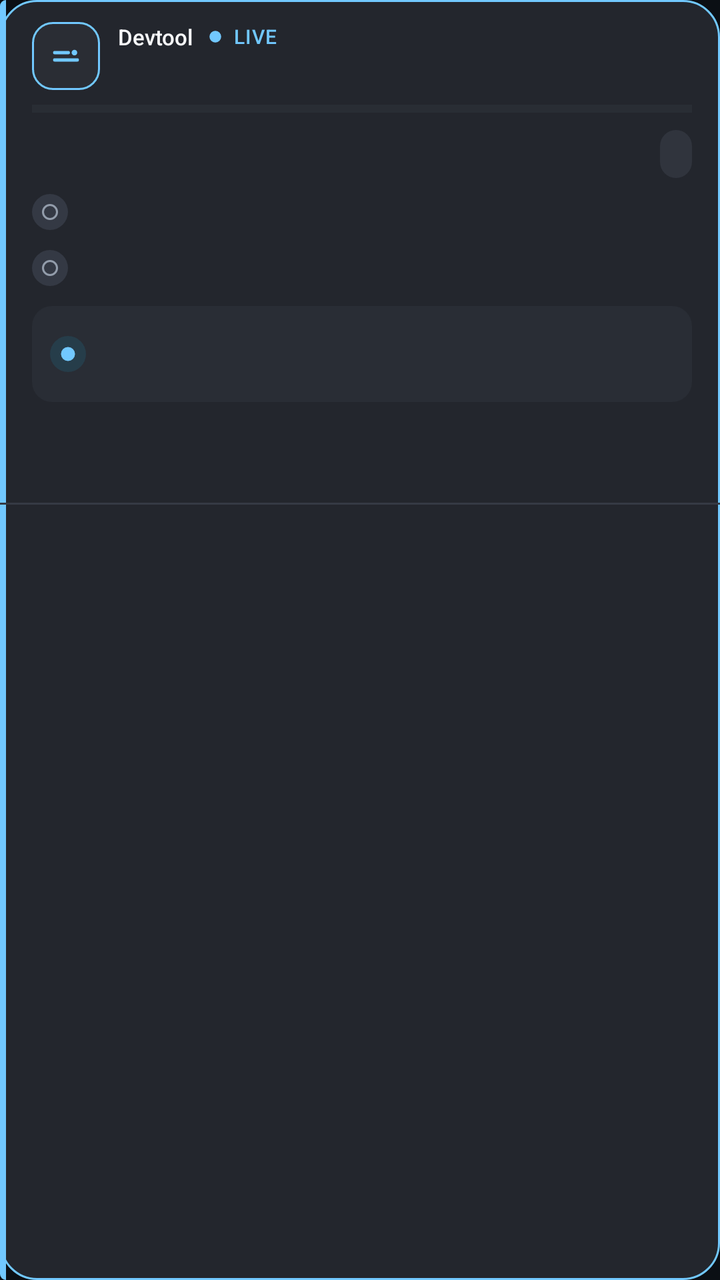
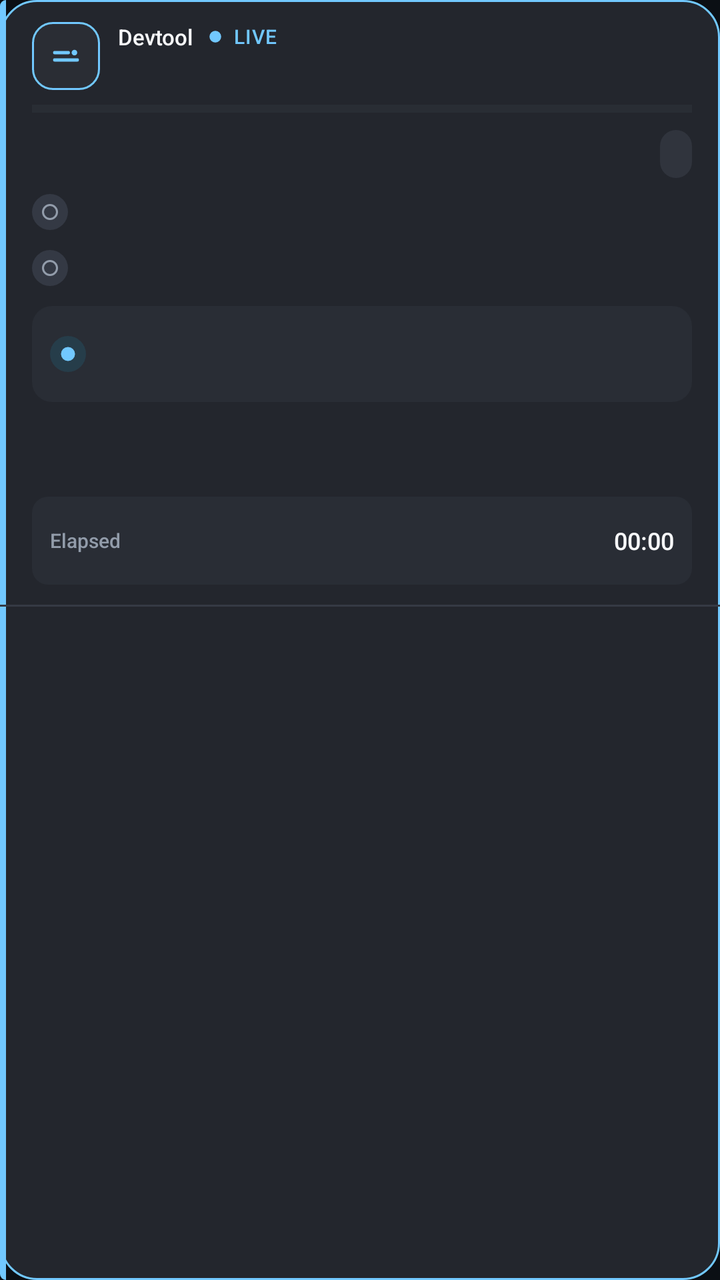

The first picture is an Android layout as it rendered before a commit; the second is the same layout after the commit. The layout source and the unified diff follow.
<!-- AndroidManifest.xml: application theme Theme.DevtoolHud -->
<!-- res/layout/notification_devtool_expanded_large_text.xml -->
<?xml version="1.0" encoding="utf-8"?>
<LinearLayout xmlns:android="http://schemas.android.com/apk/res/android" android:id="@+id/notification_root" android:layout_width="match_parent" android:layout_height="wrap_content" android:orientation="vertical" android:background="@drawable/notification_card_running">
    <LinearLayout android:layout_width="match_parent" android:layout_height="wrap_content" android:orientation="vertical" android:paddingStart="16dp" android:paddingTop="11dp" android:paddingEnd="14dp" android:paddingBottom="10dp">
        <LinearLayout android:layout_width="match_parent" android:layout_height="wrap_content" android:orientation="horizontal" android:gravity="center_vertical">
            <ImageView android:id="@+id/notification_app_icon" android:layout_width="34dp" android:layout_height="34dp" android:padding="8dp" android:src="@drawable/ic_devtool_notification" android:tint="@color/notification_running" android:background="@drawable/notification_badge_running" android:contentDescription="@null" />
            <LinearLayout android:layout_width="0dp" android:layout_height="wrap_content" android:layout_weight="1" android:orientation="vertical" android:layout_marginStart="9dp">
                <LinearLayout android:layout_width="wrap_content" android:layout_height="wrap_content" android:orientation="horizontal" android:gravity="center_vertical">
                    <TextView style="@style/TextAppearance.Devtool.Notification.Detail" android:layout_width="wrap_content" android:layout_height="wrap_content" android:text="Devtool" android:textColor="@color/notification_text" android:fontFamily="sans-serif-medium" />
                    <ImageView android:id="@+id/notification_state_dot" android:layout_width="10dp" android:layout_height="10dp" android:layout_marginStart="6dp" android:src="@drawable/ic_notification_state_dot" android:tint="@color/notification_running" android:contentDescription="@null" />
                    <TextView android:id="@+id/notification_state_label" style="@style/TextAppearance.Devtool.Notification.Badge" android:layout_width="wrap_content" android:layout_height="wrap_content" android:layout_marginStart="4dp" android:text="LIVE" android:letterSpacing="0.04" />
                </LinearLayout>
                <TextView android:id="@+id/notification_task_title" style="@style/TextAppearance.Devtool.Notification.Title" android:layout_width="match_parent" android:layout_height="wrap_content" android:maxLines="2" android:ellipsize="end" />
            </LinearLayout>
            <TextView android:id="@+id/notification_progress_label" style="@style/TextAppearance.Devtool.Notification.Workspace" android:layout_width="wrap_content" android:layout_height="wrap_content" android:layout_marginStart="8dp" android:textColor="@color/notification_running" />
        </LinearLayout>
        <ProgressBar android:id="@+id/notification_progress" style="?android:attr/progressBarStyleHorizontal" android:layout_width="match_parent" android:layout_height="5dp" android:layout_marginTop="7dp" android:max="100" android:progressTint="@color/notification_running" android:progressBackgroundTint="#3A3E47" />
        <LinearLayout android:layout_width="match_parent" android:layout_height="wrap_content" android:orientation="horizontal" android:gravity="center_vertical" android:layout_marginTop="8dp" android:layout_marginBottom="3dp">
            <TextView android:id="@+id/notification_artifact" style="@style/TextAppearance.Devtool.Notification.Detail" android:layout_width="0dp" android:layout_height="wrap_content" android:layout_weight="1" android:maxLines="2" android:ellipsize="end" />
            <TextView android:id="@+id/notification_workspace_name" style="@style/TextAppearance.Devtool.Notification.Workspace" android:layout_width="wrap_content" android:layout_height="wrap_content" android:layout_marginStart="7dp" android:maxLines="1" android:ellipsize="end" />
            <TextView android:id="@+id/notification_workspace_index" style="@style/TextAppearance.Devtool.Notification.Badge" android:layout_width="wrap_content" android:layout_height="wrap_content" android:layout_marginStart="6dp" android:minHeight="24dp" android:gravity="center" android:paddingStart="8dp" android:paddingEnd="8dp" android:textColor="@color/notification_muted" android:background="@drawable/notification_chip" />
        </LinearLayout>
        <LinearLayout android:id="@+id/notification_phase_row_1" android:layout_width="match_parent" android:layout_height="wrap_content" android:minHeight="28dp" android:orientation="horizontal" android:gravity="center_vertical" android:paddingTop="3dp" android:paddingBottom="3dp">
        <ImageView android:id="@+id/notification_phase_mark_1" android:layout_width="18dp" android:layout_height="18dp" android:padding="3dp" android:src="@drawable/ic_phase_pending" android:tint="@color/notification_soft" android:background="@drawable/notification_mark_pending" android:contentDescription="@null" />
        <TextView android:id="@+id/notification_phase_name_1" style="@style/TextAppearance.Devtool.Notification.Workspace" android:layout_width="76dp" android:layout_height="wrap_content" android:layout_marginStart="7dp" android:maxLines="2" android:ellipsize="end" />
        <TextView android:id="@+id/notification_phase_detail_1" style="@style/TextAppearance.Devtool.Notification.Detail" android:layout_width="0dp" android:layout_height="wrap_content" android:layout_weight="1" android:maxLines="2" android:ellipsize="end" />
    </LinearLayout>
        <LinearLayout android:id="@+id/notification_phase_row_2" android:layout_width="match_parent" android:layout_height="wrap_content" android:minHeight="28dp" android:orientation="horizontal" android:gravity="center_vertical" android:paddingTop="3dp" android:paddingBottom="3dp">
        <ImageView android:id="@+id/notification_phase_mark_2" android:layout_width="18dp" android:layout_height="18dp" android:padding="3dp" android:src="@drawable/ic_phase_pending" android:tint="@color/notification_soft" android:background="@drawable/notification_mark_pending" android:contentDescription="@null" />
        <TextView android:id="@+id/notification_phase_name_2" style="@style/TextAppearance.Devtool.Notification.Workspace" android:layout_width="76dp" android:layout_height="wrap_content" android:layout_marginStart="7dp" android:maxLines="2" android:ellipsize="end" />
        <TextView android:id="@+id/notification_phase_detail_2" style="@style/TextAppearance.Devtool.Notification.Detail" android:layout_width="0dp" android:layout_height="wrap_content" android:layout_weight="1" android:maxLines="2" android:ellipsize="end" />
    </LinearLayout>
        <LinearLayout android:id="@+id/notification_phase_row_3" android:layout_width="match_parent" android:layout_height="wrap_content" android:minHeight="28dp" android:orientation="horizontal" android:gravity="center_vertical" android:paddingTop="3dp" android:paddingBottom="3dp" android:visibility="gone">
        <ImageView android:id="@+id/notification_phase_mark_3" android:layout_width="18dp" android:layout_height="18dp" android:padding="3dp" android:src="@drawable/ic_phase_pending" android:tint="@color/notification_soft" android:background="@drawable/notification_mark_pending" android:contentDescription="@null" />
        <TextView android:id="@+id/notification_phase_name_3" style="@style/TextAppearance.Devtool.Notification.Workspace" android:layout_width="76dp" android:layout_height="wrap_content" android:layout_marginStart="7dp" android:maxLines="2" android:ellipsize="end" />
        <TextView android:id="@+id/notification_phase_detail_3" style="@style/TextAppearance.Devtool.Notification.Detail" android:layout_width="0dp" android:layout_height="wrap_content" android:layout_weight="1" android:maxLines="2" android:ellipsize="end" />
    </LinearLayout>
        <LinearLayout android:layout_width="match_parent" android:layout_height="wrap_content" android:minHeight="48dp" android:orientation="horizontal" android:gravity="center_vertical" android:paddingStart="9dp" android:paddingTop="6dp" android:paddingEnd="9dp" android:paddingBottom="6dp" android:layout_marginTop="5dp" android:background="@drawable/notification_workspace">
            <ImageView android:id="@+id/notification_workspace_mark" android:layout_width="18dp" android:layout_height="18dp" android:padding="3dp" android:src="@drawable/ic_phase_active" android:tint="@color/notification_running" android:background="@drawable/notification_mark_active" android:contentDescription="@null" />
            <LinearLayout android:layout_width="0dp" android:layout_height="wrap_content" android:layout_weight="1" android:orientation="vertical" android:layout_marginStart="8dp">
                <TextView android:id="@+id/notification_workspace_current" style="@style/TextAppearance.Devtool.Notification.Workspace" android:layout_width="match_parent" android:layout_height="wrap_content" android:maxLines="2" android:ellipsize="end" />
                <TextView android:id="@+id/notification_workspace_meta" style="@style/TextAppearance.Devtool.Notification.Detail" android:layout_width="match_parent" android:layout_height="wrap_content" android:maxLines="2" android:ellipsize="end" />
            </LinearLayout>
            <TextView android:id="@+id/notification_workspace_progress" style="@style/TextAppearance.Devtool.Notification.Workspace" android:layout_width="wrap_content" android:layout_height="wrap_content" android:layout_marginStart="6dp" android:textColor="@color/notification_soft" />
        </LinearLayout>
        <TextView android:id="@+id/notification_workspace_remaining" style="@style/TextAppearance.Devtool.Notification.Detail" android:layout_width="match_parent" android:layout_height="wrap_content" android:layout_marginTop="4dp" android:maxLines="2" android:ellipsize="end" android:textColor="@color/notification_soft" />
        <TextView android:id="@+id/notification_metrics_summary" style="@style/TextAppearance.Devtool.Notification.Detail" android:layout_width="match_parent" android:layout_height="wrap_content" android:layout_marginTop="7dp" android:maxLines="3" android:ellipsize="end" android:textColor="@color/notification_text" />
    </LinearLayout>
    <View android:layout_width="match_parent" android:layout_height="1dp" android:background="@color/notification_line" />
    <LinearLayout android:layout_width="match_parent" android:layout_height="wrap_content" android:minHeight="48dp" android:orientation="horizontal">
        <TextView android:id="@+id/notification_action_1" style="@style/TextAppearance.Devtool.Notification.Action" android:layout_width="0dp" android:layout_height="wrap_content" android:minHeight="48dp" android:layout_weight="1" android:gravity="center" android:paddingStart="4dp" android:paddingEnd="4dp" android:background="@drawable/notification_action" />
        <TextView android:id="@+id/notification_action_2" style="@style/TextAppearance.Devtool.Notification.Action" android:layout_width="0dp" android:layout_height="wrap_content" android:minHeight="48dp" android:layout_weight="1" android:gravity="center" android:paddingStart="4dp" android:paddingEnd="4dp" android:background="@drawable/notification_action" />
        <TextView android:id="@+id/notification_action_3" style="@style/TextAppearance.Devtool.Notification.Action" android:layout_width="0dp" android:layout_height="wrap_content" android:minHeight="48dp" android:layout_weight="1" android:gravity="center" android:paddingStart="4dp" android:paddingEnd="4dp" android:background="@drawable/notification_action" />
    </LinearLayout>
</LinearLayout>
<!-- resources referenced by this layout -->
<resources>
  <color name="notification_line">#353A44</color>
  <color name="notification_muted">#AEB4BF</color>
  <color name="notification_running">#71C8FF</color>
  <color name="notification_soft">#929CAA</color>
  <color name="notification_text">#F7F8FA</color>
  <!-- drawable ic_phase_active (drawable) -->
  <?xml version="1.0" encoding="utf-8"?>
  <vector xmlns:android="http://schemas.android.com/apk/res/android" android:width="16dp" android:height="16dp" android:viewportWidth="24" android:viewportHeight="24"><path android:fillColor="#FFFFFFFF" android:pathData="M12,5 A7,7 0,1 1,5,12 A7,7 0,0 1,12,5 Z" /></vector>
  <!-- drawable notification_badge_running (drawable) -->
  <?xml version="1.0" encoding="utf-8"?>
  <shape xmlns:android="http://schemas.android.com/apk/res/android" android:shape="rectangle">
      <solid android:color="#2A2D34" />
      <stroke android:width="1dp" android:color="@color/notification_running" />
      <corners android:radius="10dp" />
  </shape>
  <!-- drawable notification_chip (drawable) -->
  <?xml version="1.0" encoding="utf-8"?>
  <shape xmlns:android="http://schemas.android.com/apk/res/android" android:shape="rectangle">
      <solid android:color="#30343D"/><corners android:radius="999dp"/>
  </shape>
  <!-- drawable notification_mark_active (drawable) -->
  <?xml version="1.0" encoding="utf-8"?>
  <shape xmlns:android="http://schemas.android.com/apk/res/android" android:shape="oval"><solid android:color="#263D4A"/></shape>
  <!-- drawable notification_mark_pending (drawable) -->
  <?xml version="1.0" encoding="utf-8"?>
  <shape xmlns:android="http://schemas.android.com/apk/res/android" android:shape="oval"><solid android:color="#343944"/></shape>
  <!-- drawable notification_workspace (drawable) -->
  <?xml version="1.0" encoding="utf-8"?>
  <shape xmlns:android="http://schemas.android.com/apk/res/android" android:shape="rectangle">
      <solid android:color="@color/notification_card_raised"/><corners android:radius="10dp"/>
  </shape>
  <style name="TextAppearance.Devtool.Notification.Action" parent="android:style/TextAppearance.Material.Button">
          <item name="android:textSize">12sp</item><item name="android:fontFamily">sans-serif-medium</item><item name="android:textColor">@color/notification_running</item><item name="android:textAllCaps">false</item>
      </style>
  <style name="TextAppearance.Devtool.Notification.Badge" parent="android:style/TextAppearance.Material.Caption">
          <item name="android:textSize">10sp</item><item name="android:fontFamily">sans-serif-medium</item><item name="android:textColor">@color/notification_running</item>
      </style>
  <style name="TextAppearance.Devtool.Notification.Detail" parent="android:style/TextAppearance.Material.Body1">
          <item name="android:textSize">11sp</item><item name="android:fontFamily">sans-serif</item><item name="android:textColor">@color/notification_muted</item>
      </style>
  <style name="TextAppearance.Devtool.Notification.Title" parent="android:style/TextAppearance.Material.Title">
          <item name="android:textSize">14sp</item><item name="android:fontFamily">sans-serif-medium</item><item name="android:textColor">@color/notification_text</item>
      </style>
  <style name="TextAppearance.Devtool.Notification.Workspace" parent="android:style/TextAppearance.Material.Body1">
          <item name="android:textSize">12sp</item><item name="android:fontFamily">sans-serif-medium</item><item name="android:textColor">@color/notification_text</item>
      </style>
  <color name="notification_card">#23262D</color>
  <color name="notification_card_raised">#292D35</color>
  <color name="devtool_background">#0B0F14</color>
  <color name="devtool_green">#5EE49B</color>
  <!-- unchanged entries left out for length: 6 -->
</resources>

<!-- the commit's change to res/layout/notification_devtool_expanded_large_text.xml (unified diff, before → after) -->
@@ -44,6 +44,10 @@
         </LinearLayout>
         <TextView android:id="@+id/notification_workspace_remaining" style="@style/TextAppearance.Devtool.Notification.Detail" android:layout_width="match_parent" android:layout_height="wrap_content" android:layout_marginTop="4dp" android:maxLines="2" android:ellipsize="end" android:textColor="@color/notification_soft" />
         <TextView android:id="@+id/notification_metrics_summary" style="@style/TextAppearance.Devtool.Notification.Detail" android:layout_width="match_parent" android:layout_height="wrap_content" android:layout_marginTop="7dp" android:maxLines="3" android:ellipsize="end" android:textColor="@color/notification_text" />
+        <LinearLayout android:layout_width="match_parent" android:layout_height="wrap_content" android:minHeight="44dp" android:layout_marginTop="7dp" android:orientation="horizontal" android:gravity="center_vertical" android:paddingStart="9dp" android:paddingTop="6dp" android:paddingEnd="9dp" android:paddingBottom="6dp" android:background="@drawable/notification_metric">
+            <TextView style="@style/TextAppearance.Devtool.Notification.Badge" android:layout_width="0dp" android:layout_height="wrap_content" android:layout_weight="1" android:text="Elapsed" android:textColor="@color/notification_soft" />
+            <Chronometer android:id="@+id/notification_metric_elapsed" style="@style/TextAppearance.Devtool.Notification.Workspace" android:layout_width="wrap_content" android:layout_height="wrap_content" android:maxLines="1" android:ellipsize="end" />
+        </LinearLayout>
     </LinearLayout>
     <View android:layout_width="match_parent" android:layout_height="1dp" android:background="@color/notification_line" />
     <LinearLayout android:layout_width="match_parent" android:layout_height="wrap_content" android:minHeight="48dp" android:orientation="horizontal">
<!-- resource entries referenced after the edit -->
@@ -26,6 +26,11 @@
   <!-- drawable notification_mark_pending (drawable) -->
   <?xml version="1.0" encoding="utf-8"?>
   <shape xmlns:android="http://schemas.android.com/apk/res/android" android:shape="oval"><solid android:color="#343944"/></shape>
+  <!-- drawable notification_metric (drawable) -->
+  <?xml version="1.0" encoding="utf-8"?>
+  <shape xmlns:android="http://schemas.android.com/apk/res/android" android:shape="rectangle">
+      <solid android:color="@color/notification_card_raised"/><corners android:radius="8dp"/>
+  </shape>
   <!-- drawable notification_workspace (drawable) -->
   <?xml version="1.0" encoding="utf-8"?>
   <shape xmlns:android="http://schemas.android.com/apk/res/android" android:shape="rectangle">
